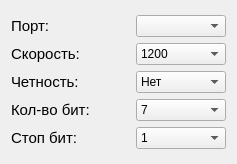
Above: port_parameters.ui from allovaro/Varta_owen before the change. Below: the same form after it.
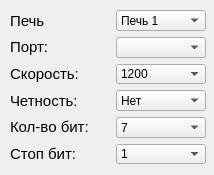
That is the form after the change. Icons and pictures are not drawn.

Commit message: graph edited and ports window

Diff of the .ui file:
```diff
--- a/port_parameters.ui
+++ b/port_parameters.ui
@@ -6,10 +6,22 @@
    <rect>
     <x>0</x>
     <y>0</y>
-    <width>236</width>
-    <height>164</height>
+    <width>214</width>
+    <height>175</height>
    </rect>
   </property>
+  <property name="minimumSize">
+   <size>
+    <width>214</width>
+    <height>175</height>
+   </size>
+  </property>
+  <property name="maximumSize">
+   <size>
+    <width>214</width>
+    <height>175</height>
+   </size>
+  </property>
   <property name="windowTitle">
    <string>Настройки портов</string>
   </property>
@@ -18,11 +30,30 @@
     <activeoff>lines.png</activeoff>
    </iconset>
   </property>
-  <layout class="QGridLayout" name="gridLayout_3">
-   <item row="0" column="0">
-    <layout class="QGridLayout" name="gridLayout_2">
-     <item row="0" column="0">
+  <widget class="QWidget" name="">
+   <property name="geometry">
+    <rect>
+     <x>10</x>
+     <y>10</y>
+     <width>196</width>
+     <height>154</height>
+    </rect>
+   </property>
+   <layout class="QHBoxLayout" name="horizontalLayout">
+    <item>
       <layout class="QVBoxLayout" name="verticalLayout_2">
+      <item>
+       <widget class="QLabel" name="label_6">
+        <property name="font">
+         <font>
+          <pointsize>11</pointsize>
+         </font>
+        </property>
+        <property name="text">
+         <string>Печь</string>
+        </property>
+       </widget>
+      </item>
        <item>
         <widget class="QLabel" name="label">
          <property name="font">
@@ -85,28 +116,79 @@
        </item>
       </layout>
      </item>
-     <item row="0" column="1">
+    <item>
       <spacer name="horizontalSpacer">
        <property name="orientation">
         <enum>Qt::Horizontal</enum>
        </property>
-       <property name="sizeType">
-        <enum>QSizePolicy::Minimum</enum>
-       </property>
        <property name="sizeHint" stdset="0">
         <size>
-         <width>40</width>
+        <width>18</width>
          <height>20</height>
         </size>
        </property>
       </spacer>
      </item>
-     <item row="0" column="2">
-      <layout class="QGridLayout" name="gridLayout">
-       <item row="0" column="0">
-        <widget class="QComboBox" name="comboBox"/>
-       </item>
-       <item row="1" column="0">
+    <item>
+     <layout class="QVBoxLayout" name="verticalLayout">
+      <item>
+       <widget class="QComboBox" name="comboBox_6">
+        <item>
+         <property name="text">
+          <string>Печь 1</string>
+         </property>
+        </item>
+        <item>
+         <property name="text">
+          <string>Печь 2</string>
+         </property>
+        </item>
+        <item>
+         <property name="text">
+          <string>Печь 3</string>
+         </property>
+        </item>
+        <item>
+         <property name="text">
+          <string>Печь 4</string>
+         </property>
+        </item>
+        <item>
+         <property name="text">
+          <string>Печь 5</string>
+         </property>
+        </item>
+        <item>
+         <property name="text">
+          <string>Печь 6</string>
+         </property>
+        </item>
+        <item>
+         <property name="text">
+          <string>Печь 7</string>
+         </property>
+        </item>
+        <item>
+         <property name="text">
+          <string>Печь 8</string>
+         </property>
+        </item>
+        <item>
+         <property name="text">
+          <string>Печь 9</string>
+         </property>
+        </item>
+        <item>
+         <property name="text">
+          <string>Печь 10</string>
+         </property>
+        </item>
+       </widget>
+      </item>
+      <item>
+       <widget class="QComboBox" name="port_Name_comboBox"/>
+      </item>
+      <item>
         <widget class="QComboBox" name="comboBox_2">
          <item>
           <property name="text">
@@ -160,7 +242,7 @@
          </item>
         </widget>
        </item>
-       <item row="2" column="0">
+      <item>
         <widget class="QComboBox" name="comboBox_3">
          <item>
           <property name="text">
@@ -179,7 +261,7 @@
          </item>
         </widget>
        </item>
-       <item row="3" column="0">
+      <item>
         <widget class="QComboBox" name="comboBox_4">
          <item>
           <property name="text">
@@ -193,7 +275,7 @@
          </item>
         </widget>
        </item>
-       <item row="4" column="0">
+      <item>
         <widget class="QComboBox" name="comboBox_5">
          <item>
           <property name="text">
@@ -210,8 +292,7 @@
       </layout>
      </item>
     </layout>
-   </item>
-  </layout>
+  </widget>
  </widget>
  <resources/>
  <connections/>
```
Lines whose indentation alone changed are shown as unchanged. The commit also changes 4 other files.
